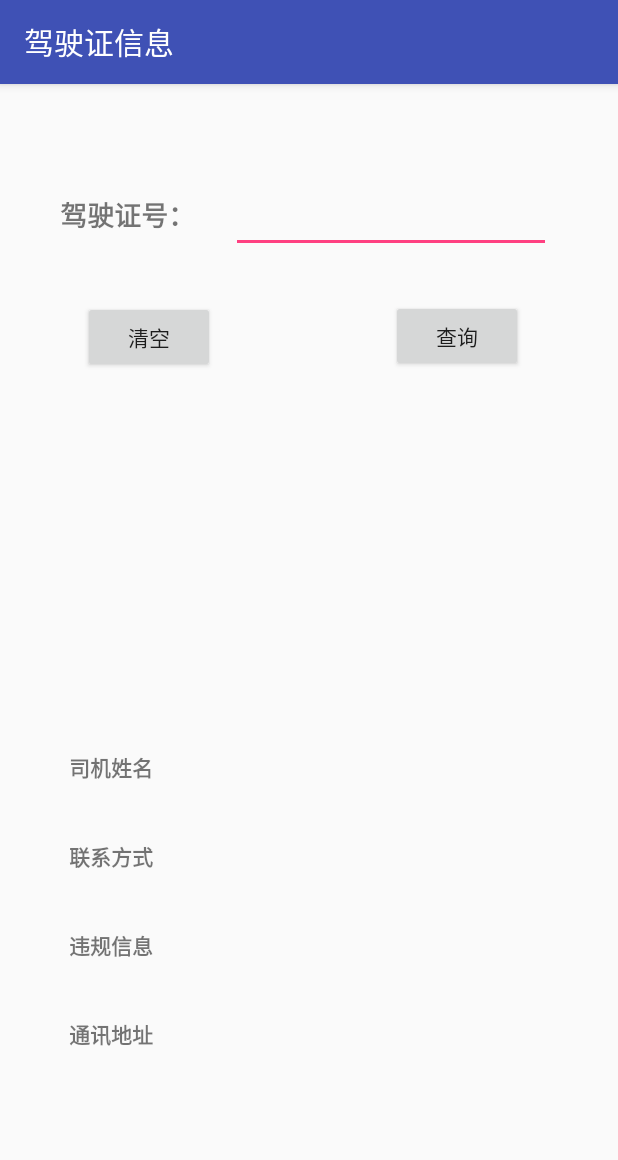
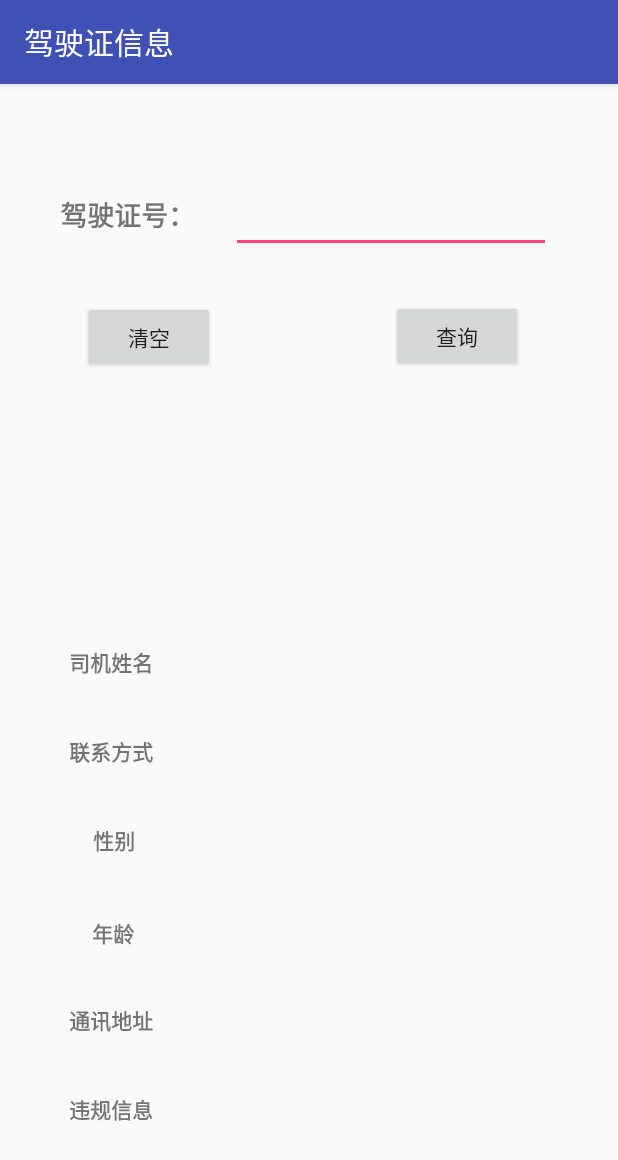
Before and after one commit to wujinbiao94/MyApplication3, an Android app: the LicenseActivity screen opened directly, with no data from a screen before it, on a phone screen of 412 x 824 dp. Shown: the top 1160 px of the screen. Run offline under Robolectric (Android 15) with nearby library versions, the phone set to English and light mode, and no system bars.

Commit message:
j驾驶证查询

```diff
--- a/app/src/main/java/com/example/myapplication/LicenseActivity.java
+++ b/app/src/main/java/com/example/myapplication/LicenseActivity.java
@@ -1,13 +1,83 @@
 package com.example.myapplication;
 
+import android.content.Intent;
+import android.os.Handler;
 import android.support.v7.app.AppCompatActivity;
 import android.os.Bundle;
+import android.view.View;
+import android.widget.Button;
+import android.widget.TextView;
+
+import com.example.myapplication.util.Constons;
+import com.example.myapplication.util.ParseJsonToMap;
+
+import org.apache.http.NameValuePair;
+import org.apache.http.message.BasicNameValuePair;
+
+import java.io.Serializable;
+import java.util.ArrayList;
+import java.util.HashMap;
+import java.util.List;
+import java.util.Map;
 
 public class LicenseActivity extends AppCompatActivity {
 
+    TextView driverLicense;
+    Button licenseBtn;
+    TextView driverName;
+    TextView phone;
+    TextView adress;
+    TextView information;
+    TextView age;
+    TextView sex;
+    private static Handler handler = new Handler();
     @Override
     protected void onCreate(Bundle savedInstanceState) {
         super.onCreate(savedInstanceState);
         setContentView(R.layout.activity_license);
+        driverLicense = (TextView) findViewById(R.id.driverLicense);
+        licenseBtn = (Button) findViewById(R.id.licenseBut);
+        driverName = (TextView) findViewById(R.id.driverName);
+        phone = (TextView) findViewById(R.id.phone);
+        adress = (TextView) findViewById(R.id.address);
+        information = (TextView) findViewById(R.id.information);
+        age = (TextView) findViewById(R.id.age);
+        sex = (TextView) findViewById(R.id.sex);
+        licenseBtn.setOnClickListener(new View.OnClickListener() {
+            @Override
+            public void onClick(View v) {
+                new Thread(new requestByDriverLicenseThread()).start();
+            }
+        });
     }
+
+    public class requestByDriverLicenseThread implements Runnable {
+        @Override
+        public void run() {
+            String driverLicenseStr = driverLicense.getText().toString();
+            NameValuePair pair  = new BasicNameValuePair("driverLisence",driverLicenseStr);
+            List<NameValuePair> list = new ArrayList<>();
+            list.add(pair);
+            String json = WebServiceRequest.postRequest(list,"http://"+ Constons.IP+"/"+Constons.driverLicenseSearch);
+            System.out.println("服务器返回的json="+json);
+            final List<Map<String, Object>> result = ParseJsonToMap.parseJSONObject(json);
+            handler.post(new Runnable() {
+                @Override
+                public void run() {
+                    if (result.size() == 0){
+                        System.out.println("未查询到数据");
+                        return;
+                    }
+                    Map<String,Object> map = result.get(0);
+                    driverName.setText(map.get("driver_name").toString());
+                    phone.setText(map.get("phone").toString());
+                    adress.setText(map.get("region_name").toString());
+                    information.setText(map.get("peccancyInfo").toString().replaceAll(",","\n"));
+                    age.setText(map.get("age").toString());
+                    sex.setText(map.get("sex").toString());
+                }
+            });
+        }
+    }
+
 }
--- a/app/src/main/res/layout/activity_license.xml
+++ b/app/src/main/res/layout/activity_license.xml
@@ -22,7 +22,7 @@
         app:layout_constraintVertical_bias="0.101" />
 
     <EditText
-        android:id="@+id/editText"
+        android:id="@+id/driverLicense"
         android:layout_width="wrap_content"
         android:layout_height="wrap_content"
         android:ems="10"
@@ -35,7 +35,7 @@
         app:layout_constraintVertical_bias="0.093" />
 
     <Button
-        android:id="@+id/button"
+        android:id="@+id/licenseBut"
         android:layout_width="wrap_content"
         android:layout_height="wrap_content"
         android:text="查询"
@@ -74,7 +74,7 @@
 
     <LinearLayout
         android:layout_width="407dp"
-        android:layout_height="323dp"
+        android:layout_height="393dp"
         android:orientation="vertical"
         app:layout_constraintBottom_toBottomOf="parent"
         app:layout_constraintEnd_toEndOf="parent"
@@ -101,7 +101,7 @@
                 android:layout_width="wrap_content"
                 android:layout_height="match_parent"
                 android:layout_weight=".75"
-                android:textAlignment="center" />
+                android:textAlignment="viewStart" />
         </LinearLayout>
 
         <LinearLayout
@@ -122,29 +122,53 @@
                 android:id="@+id/phone"
                 android:layout_width="wrap_content"
                 android:layout_height="match_parent"
-                android:layout_weight=".75" />
+                android:layout_weight=".75"
+                android:textAlignment="viewStart" />
         </LinearLayout>
 
         <LinearLayout
             android:layout_width="match_parent"
-            android:layout_height="59dp"
+            android:layout_height="62dp"
             android:orientation="horizontal">
 
             <TextView
-                android:id="@+id/textView7"
-                android:layout_width="wrap_content"
+                android:id="@+id/textView12"
+                android:layout_width="61dp"
                 android:layout_height="match_parent"
                 android:layout_weight=".25"
-                android:text="违规信息"
+                android:text="性别"
                 android:textAlignment="center"
                 android:textStyle="bold" />
 
             <TextView
-                android:id="@+id/information"
+                android:id="@+id/sex"
                 android:layout_width="wrap_content"
                 android:layout_height="match_parent"
                 android:layout_weight=".75"
-                android:textAlignment="center" />
+                android:textAlignment="viewStart" />
+        </LinearLayout>
+
+        <LinearLayout
+            android:layout_width="match_parent"
+            android:layout_height="58dp"
+            android:orientation="horizontal">
+
+            <TextView
+                android:id="@+id/textView3"
+                android:layout_width="58dp"
+                android:layout_height="match_parent"
+                android:layout_weight=".25"
+                android:text="年龄"
+                android:textAlignment="center"
+                android:textStyle="bold" />
+
+            <TextView
+                android:id="@+id/age"
+                android:layout_width="wrap_content"
+                android:layout_height="match_parent"
+                android:layout_weight=".75"
+                android:textAlignment="viewStart" />
+
         </LinearLayout>
 
         <LinearLayout
@@ -168,6 +192,29 @@
                 android:layout_weight=".75"
                 android:textAlignment="center" />
         </LinearLayout>
+
+        <LinearLayout
+            android:layout_width="match_parent"
+            android:layout_height="61dp"
+            android:orientation="horizontal">
+
+            <TextView
+                android:id="@+id/textView7"
+                android:layout_width="wrap_content"
+                android:layout_height="31dp"
+                android:layout_weight=".25"
+                android:text="违规信息"
+                android:textAlignment="center"
+                android:textStyle="bold" />
+
+            <TextView
+                android:id="@+id/information"
+                android:layout_width="wrap_content"
+                android:layout_height="59dp"
+                android:layout_weight=".75"
+                android:textAlignment="center" />
+        </LinearLayout>
+
     </LinearLayout>
 
 </android.support.constraint.ConstraintLayout>
```
